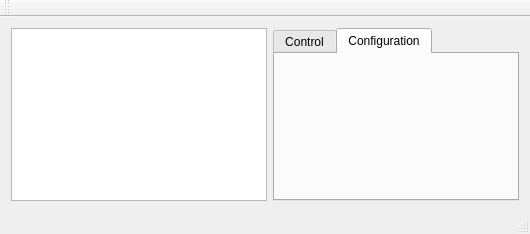
Before: the Qt Designer form mainwindow.ui in drogenlied/QIYPTClock, drawn with Qt 5.
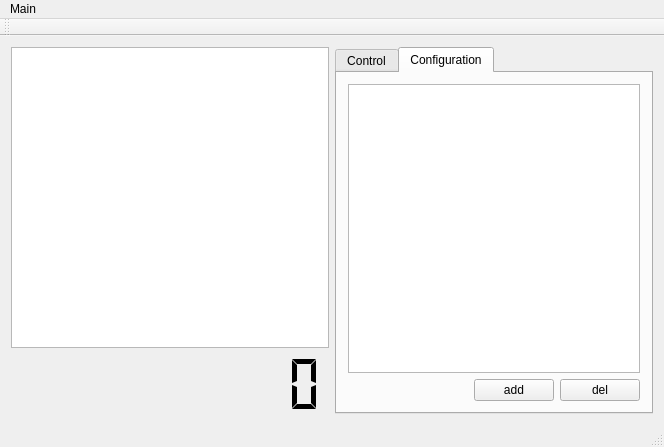
After: the same form once the commit is applied. The open tabs and pages were chosen to show the change. Custom widgets are drawn as their Qt base class.

Commit message: Zwischenstand mit ThemeClock Controller-Klasse

```diff
--- a/mainwindow.ui
+++ b/mainwindow.ui
@@ -6,8 +6,8 @@
    <rect>
     <x>0</x>
     <y>0</y>
-    <width>530</width>
-    <height>234</height>
+    <width>664</width>
+    <height>447</height>
    </rect>
   </property>
   <property name="windowTitle">
@@ -16,7 +16,58 @@
   <widget class="QWidget" name="centralWidget">
    <layout class="QHBoxLayout" name="horizontalLayout">
     <item>
-     <widget class="ThemeClockWidget" name="graphicsView"/>
+     <layout class="QVBoxLayout" name="verticalLayout_2">
+      <item>
+       <widget class="ThemeClockWidget" name="graphicsView">
+        <property name="sizePolicy">
+         <sizepolicy hsizetype="Expanding" vsizetype="Expanding">
+          <horstretch>0</horstretch>
+          <verstretch>5</verstretch>
+         </sizepolicy>
+        </property>
+       </widget>
+      </item>
+      <item>
+       <widget class="QLCDNumber" name="lcdNumber">
+        <property name="sizePolicy">
+         <sizepolicy hsizetype="Preferred" vsizetype="Expanding">
+          <horstretch>0</horstretch>
+          <verstretch>1</verstretch>
+         </sizepolicy>
+        </property>
+        <property name="minimumSize">
+         <size>
+          <width>0</width>
+          <height>0</height>
+         </size>
+        </property>
+        <property name="font">
+         <font>
+          <weight>50</weight>
+          <bold>false</bold>
+         </font>
+        </property>
+        <property name="frameShape">
+         <enum>QFrame::NoFrame</enum>
+        </property>
+        <property name="frameShadow">
+         <enum>QFrame::Plain</enum>
+        </property>
+        <property name="smallDecimalPoint">
+         <bool>false</bool>
+        </property>
+        <property name="numDigits">
+         <number>10</number>
+        </property>
+        <property name="digitCount">
+         <number>10</number>
+        </property>
+        <property name="segmentStyle">
+         <enum>QLCDNumber::Flat</enum>
+        </property>
+       </widget>
+      </item>
+     </layout>
     </item>
     <item>
      <widget class="QTabWidget" name="tabWidget">
@@ -32,6 +83,49 @@
        <attribute name="title">
         <string>Configuration</string>
        </attribute>
+       <layout class="QVBoxLayout" name="verticalLayout">
+        <item>
+         <widget class="QTableView" name="tableView">
+          <property name="sizePolicy">
+           <sizepolicy hsizetype="Expanding" vsizetype="Expanding">
+            <horstretch>0</horstretch>
+            <verstretch>0</verstretch>
+           </sizepolicy>
+          </property>
+         </widget>
+        </item>
+        <item>
+         <layout class="QHBoxLayout" name="horizontalLayout_2">
+          <item>
+           <spacer name="horizontalSpacer">
+            <property name="orientation">
+             <enum>Qt::Horizontal</enum>
+            </property>
+            <property name="sizeHint" stdset="0">
+             <size>
+              <width>40</width>
+              <height>20</height>
+             </size>
+            </property>
+           </spacer>
+          </item>
+          <item>
+           <widget class="QPushButton" name="delButton">
+            <property name="text">
+             <string>add</string>
+            </property>
+           </widget>
+          </item>
+          <item>
+           <widget class="QPushButton" name="addButton">
+            <property name="text">
+             <string>del</string>
+            </property>
+           </widget>
+          </item>
+         </layout>
+        </item>
+       </layout>
       </widget>
      </widget>
     </item>
@@ -42,10 +136,17 @@
     <rect>
      <x>0</x>
      <y>0</y>
-     <width>530</width>
-     <height>24</height>
+     <width>664</width>
+     <height>23</height>
     </rect>
    </property>
+   <widget class="QMenu" name="menuMain">
+    <property name="title">
+     <string>Main</string>
+    </property>
+    <addaction name="action_Quit"/>
+   </widget>
+   <addaction name="menuMain"/>
   </widget>
   <widget class="QToolBar" name="mainToolBar">
    <attribute name="toolBarArea">
```
Left out of the diff: 70 changed lines with no effect on the pictures. The commit also changes 6 other files.
